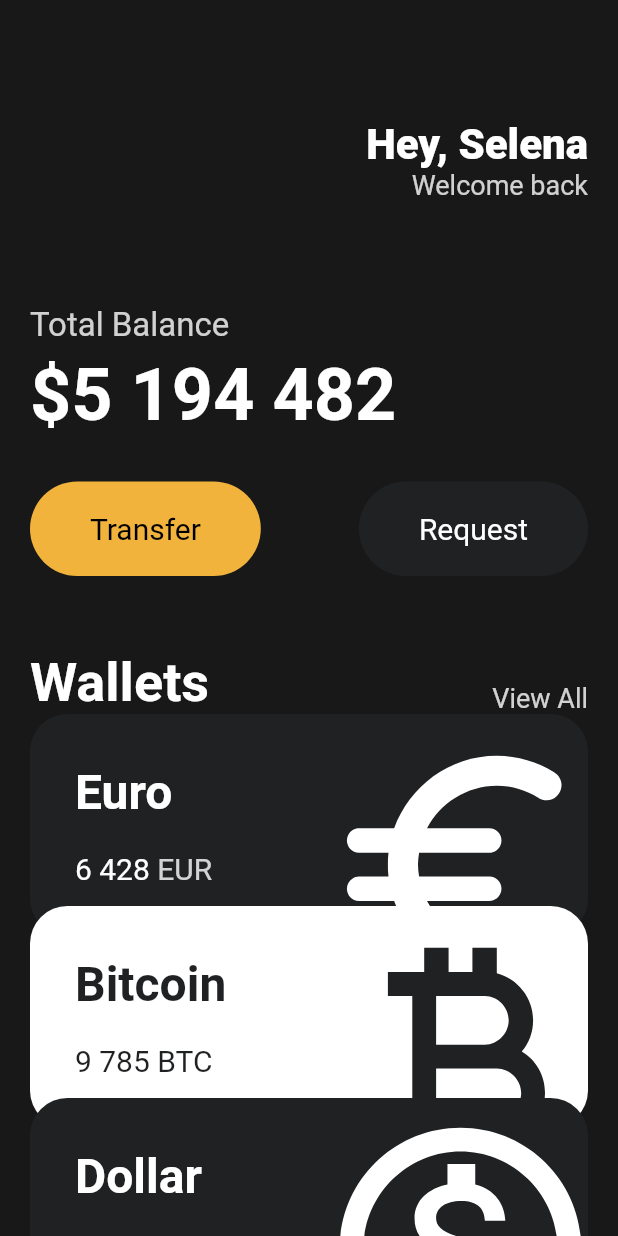
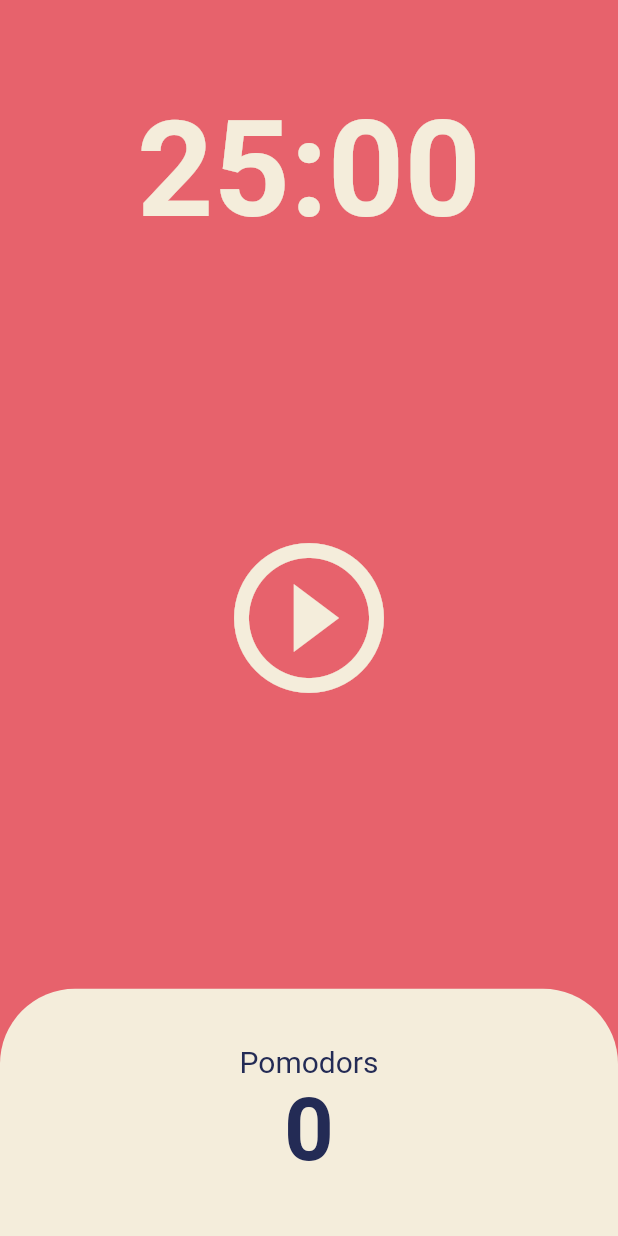
Before and after one commit to gwangbaekun/flu-der, a Flutter app: the screen it shows after launch, on a phone screen of 412 x 824 dp. Run offline on Flutter 3.47's test engine with Material 2 defaults, Android fonts, the phone set to English and light mode, and no system bars.

Commit message:
pomodoro app

```diff
--- a/lib/main.dart
+++ b/lib/main.dart
@@ -1,9 +1,8 @@
 import 'package:flutter/material.dart';
-import 'package:toonflix/widgets/button.dart';
-import 'package:toonflix/widgets/currency_card.dart';
+import 'package:toonflix/screens/home_screen.dart';
 
 void main() {
-  runApp(App());
+  runApp(const App());
 }
 
 class App extends StatelessWidget {
@@ -12,142 +11,18 @@ class App extends StatelessWidget {
   @override
   Widget build(BuildContext context) {
     return MaterialApp(
-      home: Scaffold(
-        backgroundColor: const Color(0xFF181818),
-        body: SingleChildScrollView(
-          child: Padding(
-            padding: const EdgeInsets.symmetric(
-              horizontal: 20,
-            ),
-            child: Column(
-              crossAxisAlignment: CrossAxisAlignment.start,
-              children: [
-                const SizedBox(
-                  height: 80,
-                ),
-                const Row(
-                  mainAxisAlignment: MainAxisAlignment.end,
-                  children: [
-                    Column(
-                      crossAxisAlignment: CrossAxisAlignment.end,
-                      children: [
-                        Text(
-                          'Hey, Selena',
-                          style: TextStyle(
-                            color: Colors.white,
-                            fontSize: 28,
-                            fontWeight: FontWeight.w800,
-                          ),
-                        ),
-                        Text(
-                          'Welcome back',
-                          style: TextStyle(
-                            color: Color.fromRGBO(255, 255, 255, 0.8),
-                            fontSize: 18,
-                          ),
-                        ),
-                      ],
-                    )
-                  ],
-                ),
-                const SizedBox(
-                  height: 70,
-                ),
-                Text(
-                  'Total Balance',
-                  style: TextStyle(
-                    fontSize: 22,
-                    color: Colors.white.withOpacity(0.8),
-                  ),
-                ),
-                const SizedBox(
-                  height: 5,
-                ),
-                const Text(
-                  '\$5 194 482',
-                  style: TextStyle(
-                    fontSize: 48,
-                    fontWeight: FontWeight.w600,
-                    color: Colors.white,
-                  ),
-                ),
-                const SizedBox(
-                  height: 30,
-                ),
-                const Row(
-                  mainAxisAlignment: MainAxisAlignment.spaceBetween,
-                  children: [
-                    Button(
-                      text: 'Transfer',
-                      bgColor: Color(0xFFF1B33B),
-                      textColor: Colors.black,
-                    ),
-                    Button(
-                      text: 'Request',
-                      bgColor: Color(0xFF1F2123),
-                      textColor: Colors.white,
-                    ),
-                  ],
-                ),
-                const SizedBox(
-                  height: 50,
-                ),
-                Row(
-                  crossAxisAlignment: CrossAxisAlignment.end,
-                  mainAxisAlignment: MainAxisAlignment.spaceBetween,
-                  children: [
-                    const Text(
-                      'Wallets',
-                      style: TextStyle(
-                        color: Colors.white,
-                        fontSize: 36,
-                        fontWeight: FontWeight.w600,
-                      ),
-                    ),
-                    Text(
-                      'View All',
-                      style: TextStyle(
-                        color: Colors.white.withOpacity(0.8),
-                        fontSize: 18,
-                      ),
-                    ),
-                  ],
-                ),
-                const SizedBox(
-                  height: 20,
-                ),
-                const CurrencyCard(
-                  name: 'Euro',
-                  code: 'EUR',
-                  amount: '6 428',
-                  icon: Icons.euro_rounded,
-                  isInverted: false,
-                ),
-                Transform.translate(
-                  offset: const Offset(0, -20),
-                  child: const CurrencyCard(
-                    name: 'Bitcoin',
-                    code: 'BTC',
-                    amount: '9 785',
-                    icon: Icons.currency_bitcoin,
-                    isInverted: true,
-                  ),
-                ),
-                Transform.translate(
-                  offset: const Offset(0, -40),
-                  child: const CurrencyCard(
-                    name: 'Dollar',
-                    code: 'USD',
-                    amount: '428',
-                    icon: Icons.monetization_on_outlined,
-                    isInverted: false,
-                  ),
-                ),
-              ],
-            ),
+      theme: ThemeData(
+        colorScheme: ColorScheme.fromSwatch(
+          backgroundColor: const Color(0xFFE7626C),
+        ),
+        textTheme: const TextTheme(
+          displayLarge: TextStyle(
+            color: Color(0xFF232B55),
           ),
         ),
+        cardColor: const Color(0xFFF4EDDB),
       ),
+      home: const HomeScreen(),
     );
   }
 }
--- /dev/null
+++ b/lib/screens/home_screen.dart
@@ -0,0 +1,133 @@
+import 'dart:async';
+
+import 'package:flutter/material.dart';
+
+class HomeScreen extends StatefulWidget {
+  const HomeScreen({super.key});
+
+  @override
+  State<HomeScreen> createState() => _HomeScreenState();
+}
+
+class _HomeScreenState extends State<HomeScreen> {
+  static const twentyFiveMinutes = 1500;
+  int totalSeconds = twentyFiveMinutes;
+  bool isRunning = false;
+  int totalPomodoros = 0;
+  late Timer timer;
+
+  void onTick(Timer timer) {
+    if (totalSeconds == 0) {
+      setState(() {
+        totalPomodoros = totalPomodoros + 1;
+        isRunning = false;
+        totalSeconds = twentyFiveMinutes;
+      });
+      timer.cancel();
+    } else {
+      setState(() {
+        totalSeconds = totalSeconds - 1;
+      });
+    }
+  }
+
+  void onStartPressed() {
+    timer = Timer.periodic(const Duration(seconds: 1), onTick);
+
+    setState(() {
+      isRunning = true;
+    });
+  }
+
+  void onPausePressed() {
+    timer.cancel();
+
+    setState(() {
+      isRunning = false;
+    });
+  }
+
+  String format(int seconds) {
+    var duration = Duration(seconds: seconds);
+    return duration.toString().split(".").first.substring(2, 7);
+  }
+
+  @override
+  Widget build(BuildContext context) {
+    return Scaffold(
+      backgroundColor: Theme.of(context).colorScheme.background,
+      body: Column(
+        children: [
+          Flexible(
+            flex: 1,
+            child: Container(
+              alignment: Alignment.bottomCenter,
+              child: Text(
+                format(totalSeconds),
+                style: TextStyle(
+                    color: Theme.of(context).cardColor,
+                    fontSize: 89,
+                    fontWeight: FontWeight.w600),
+              ),
+            ),
+          ),
+          Flexible(
+            flex: 3,
+            child: Center(
+              child: IconButton(
+                iconSize: 120,
+                color: Theme.of(context).cardColor,
+                onPressed: isRunning ? onPausePressed : onStartPressed,
+                icon: Icon(isRunning
+                    ? Icons.pause_circle_outline
+                    : Icons.play_circle_outline),
+              ),
+            ),
+          ),
+          Flexible(
+            flex: 1,
+            child: Row(
+              children: [
+                Expanded(
+                  child: Container(
+                    decoration: BoxDecoration(
+                      color: Theme.of(context).cardColor,
+                      borderRadius: const BorderRadius.only(
+                        topLeft: Radius.circular(50),
+                        topRight: Radius.circular(50),
+                      ),
+                    ),
+                    child: Column(
+                      mainAxisAlignment: MainAxisAlignment.center,
+                      children: [
+                        Text(
+                          'Pomodors',
+                          style: TextStyle(
+                              fontSize: 20,
+                              color: Theme.of(context)
+                                  .textTheme
+                                  .displayLarge
+                                  ?.color),
+                        ),
+                        Text(
+                          '$totalPomodoros',
+                          style: TextStyle(
+                              fontSize: 58,
+                              fontWeight: FontWeight.w600,
+                              color: Theme.of(context)
+                                  .textTheme
+                                  .displayLarge
+                                  ?.color),
+                        ),
+                      ],
+                    ),
+                  ),
+                ),
+              ],
+            ),
+          ),
+        ],
+      ),
+    );
+  }
+}
--- a/lib/widgets/button.dart
+++ /dev/null
@@ -1,37 +0,0 @@
-import 'package:flutter/material.dart';
-
-class Button extends StatelessWidget {
-  final String text;
-  final Color bgColor;
-  final Color textColor;
-
-  const Button({
-    super.key,
-    required this.text,
-    required this.bgColor,
-    required this.textColor,
-  });
-
-  @override
-  Widget build(BuildContext context) {
-    return Container(
-      decoration: BoxDecoration(
-        color: bgColor,
-        borderRadius: BorderRadius.circular(45),
-      ),
-      child: Padding(
-        padding: const EdgeInsets.symmetric(
-          vertical: 20,
-          horizontal: 40,
-        ),
-        child: Text(
-          text,
-          style: TextStyle(
-            color: textColor,
-            fontSize: 20,
-          ),
-        ),
-      ),
-    );
-  }
-}
--- a/lib/widgets/currency_card.dart
+++ /dev/null
@@ -1,94 +0,0 @@
-import 'package:flutter/material.dart';
-
-class CurrencyCard extends StatelessWidget {
-  final String name, code, amount;
-  final IconData icon;
-  final bool isInverted;
-  final offset = const Offset(0, -20);
-
-  final _blackColor = const Color(0xFF1F2123);
-
-  const CurrencyCard({
-    super.key,
-    required this.name,
-    required this.code,
-    required this.amount,
-    required this.icon,
-    required this.isInverted,
-  });
-
-  @override
-  Widget build(BuildContext context) {
-    return Transform.translate(
-      offset: offset,
-      child: Container(
-        clipBehavior: Clip.hardEdge,
-        decoration: BoxDecoration(
-          color: isInverted ? Colors.white : _blackColor,
-          borderRadius: BorderRadius.circular(25),
-        ),
-        child: Padding(
-          padding: const EdgeInsets.all(30),
-          child: Row(
-            mainAxisAlignment: MainAxisAlignment.spaceBetween,
-            children: [
-              Column(
-                crossAxisAlignment: CrossAxisAlignment.start,
-                children: [
-                  Text(
-                    name,
-                    style: TextStyle(
-                      color: isInverted ? _blackColor : Colors.white,
-                      fontSize: 32,
-                      fontWeight: FontWeight.w600,
-                    ),
-                  ),
-                  const SizedBox(
-                    height: 20,
-                  ),
-                  Row(
-                    children: [
-                      Text(
-                        amount,
-                        style: TextStyle(
-                          color: isInverted ? _blackColor : Colors.white,
-                          fontSize: 20,
-                        ),
-                      ),
-                      const SizedBox(
-                        width: 5,
-                      ),
-                      Text(
-                        code,
-                        style: TextStyle(
-                          color: isInverted
-                              ? _blackColor
-                              : Colors.white.withOpacity(0.8),
-                          fontSize: 20,
-                        ),
-                      ),
-                    ],
-                  )
-                ],
-              ),
-              Transform.scale(
-                scale: 2.2,
-                child: Transform.translate(
-                  offset: const Offset(
-                    -5,
-                    12,
-                  ),
-                  child: Icon(
-                    icon,
-                    color: isInverted ? _blackColor : Colors.white,
-                    size: 88,
-                  ),
-                ),
-              )
-            ],
-          ),
-        ),
-      ),
-    );
-  }
-}
```
